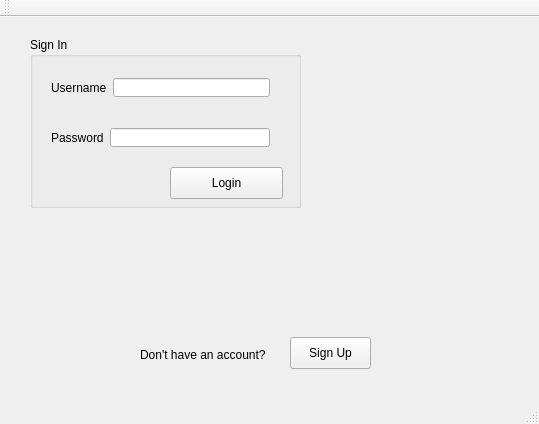
Kbarrera123/StudBudget, file mainwindow.ui: the form before one commit.
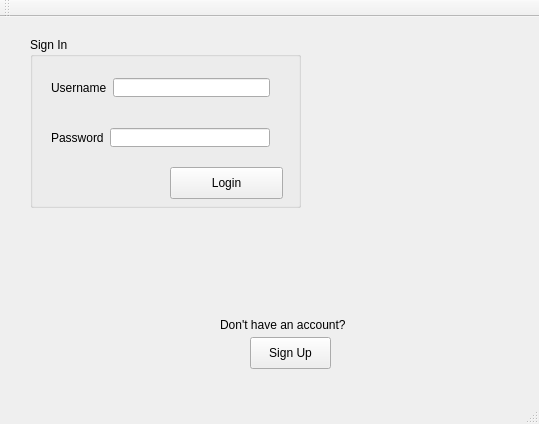
The form after the commit.

Commit message: madeline's first commit, minor change to mainwindow.ui

Diff of the .ui file:
```diff
--- a/mainwindow.ui
+++ b/mainwindow.ui
@@ -87,8 +87,8 @@
    <widget class="QLabel" name="label_3">
     <property name="geometry">
      <rect>
-      <x>140</x>
-      <y>330</y>
+      <x>220</x>
+      <y>300</y>
       <width>141</width>
       <height>16</height>
      </rect>
@@ -100,7 +100,7 @@
    <widget class="QPushButton" name="pushButton_2">
     <property name="geometry">
      <rect>
-      <x>290</x>
+      <x>250</x>
       <y>320</y>
       <width>81</width>
       <height>32</height>
```
The commit also changes 1 other file.
